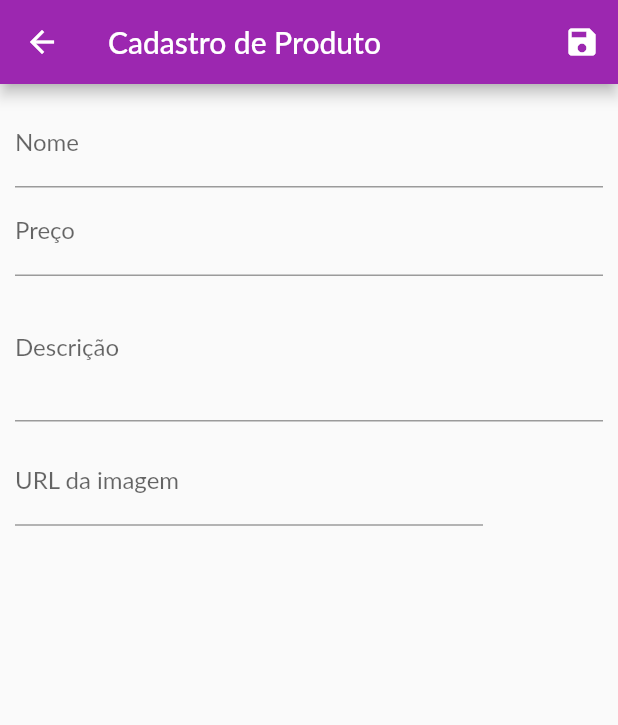
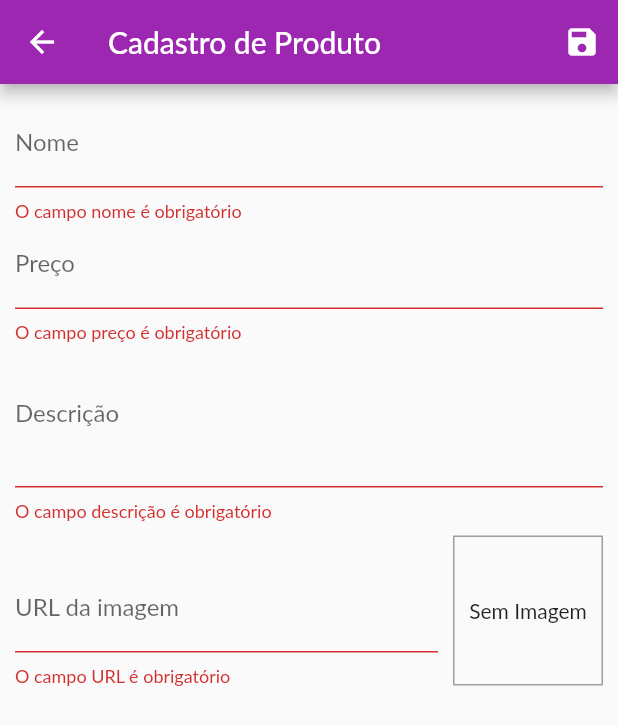
Before and after one commit to Matheus-IT/shop_app, a Flutter app: the ProductPage screen opened by its route, after a tap on the "save" icon, on a phone screen of 412 x 824 dp. Shown: the top 725 px of the screen. Run offline on Flutter 3.47's test engine with Material 2 defaults, Android fonts, the phone set to English and light mode, and no system bars; network calls fail; Roboto replaces fonts that are missing (Lato).

Commit message:
Aula 2022-07-26

```diff
--- a/lib/pages/product_page/product_page.dart
+++ b/lib/pages/product_page/product_page.dart
@@ -1,54 +1,150 @@
 import 'package:flutter/material.dart';
 
-class ProductPage extends StatelessWidget {
+class ProductPage extends StatefulWidget {
   const ProductPage({Key? key}) : super(key: key);
 
   @override
+  State<ProductPage> createState() => _ProductPageState();
+}
+
+class _ProductPageState extends State<ProductPage> {
+  final _formKey = GlobalKey<FormState>();
+
+  final _nameController = TextEditingController();
+  final _descController = TextEditingController();
+  final _priceController = TextEditingController();
+  final _urlController = TextEditingController();
+
+  void _submit() {
+    if (_formKey.currentState?.validate() != true) {
+      return;
+    }
+
+    final productData = Map<String, dynamic>();
+    final productData1 = <String, dynamic>{};
+  }
+
+  String? _textFieldValidator(String? text, String fieldName, int minLength) {
+    text = text ?? '';
+
+    if (text.isEmpty) {
+      return 'O campo $fieldName é obrigatório';
+    }
+    if (text.length < minLength) {
+      return 'O campo $fieldName deve possuir pelo menos $minLength caracteres';
+    }
+    return null;
+  }
+
+  String? _priceFieldValidator(String? text) {
+    text = text ?? '';
+    if (text.isEmpty) {
+      return 'O campo preço é obrigatório';
+    }
+
+    text = text.replaceFirst(',', '.');
+    final price = double.tryParse(text);
+    if ((price == null) || (price < 0.0)) {
+      return 'Preço inválido';
+    }
+
+    return null;
+  }
+
+  String? _urlFieldValidator(String? text) {
+    text = text ?? '';
+    if (text.isEmpty) {
+      return 'O campo URL é obrigatório';
+    }
+    final url = Uri.tryParse(text);
+    if (url == null) {
+      return 'A URL é inválida';
+    }
+
+    const validTypes = ['jpg', 'jpeg', 'png'];
+    final urlText = url.toString().toLowerCase();
+
+    if (!validTypes.any((extension) => urlText.endsWith(extension))) {
+      return 'O tipo de imagem é inválido';
+    }
+
+    return null;
+  }
+
+  @override
   Widget build(BuildContext context) {
+    debugPrint('***** build()');
+
     return Scaffold(
       appBar: AppBar(
         title: const Text('Cadastro de Produto'),
         actions: [
           IconButton(
-            onPressed: () {},
+            onPressed: _submit,
             icon: const Icon(Icons.save),
           ),
         ],
       ),
       body: Form(
+        key: _formKey,
         child: ListView(
           padding: const EdgeInsets.all(10.0),
           children: [
             TextFormField(
+              controller: _nameController,
               decoration: const InputDecoration(labelText: 'Nome'),
               keyboardType: TextInputType.text,
               textInputAction: TextInputAction.next,
+              validator: (name) => _textFieldValidator(name, 'nome', 4),
             ),
             TextFormField(
+              controller: _priceController,
               decoration: const InputDecoration(labelText: 'Preço'),
               keyboardType: const TextInputType.numberWithOptions(
                 decimal: true,
               ),
               textInputAction: TextInputAction.next,
+              validator: _priceFieldValidator,
             ),
             TextFormField(
+              controller: _descController,
               decoration: const InputDecoration(labelText: 'Descrição'),
               maxLines: 3,
               keyboardType: TextInputType.multiline,
               textInputAction: TextInputAction.next,
+              validator: (desc) => _textFieldValidator(desc, 'descrição', 10),
             ),
             Row(
+              crossAxisAlignment: CrossAxisAlignment.end,
               children: [
                 Expanded(
                   child: TextFormField(
+                    controller: _urlController,
                     decoration:
                         const InputDecoration(labelText: 'URL da imagem'),
                     keyboardType: TextInputType.url,
+                    onChanged: (url) {
+                      setState(() {});
+                    },
+                    validator: _urlFieldValidator,
                   ),
                 ),
                 Container(
-                  height: 80.0,
-                  width: 80.0,
+                  height: 100.0,
+                  width: 100.0,
+                  margin: const EdgeInsets.only(
+                    top: 10.0,
+                    left: 10.0,
+                  ),
+                  decoration: BoxDecoration(
+                    border: Border.all(
+                      color: Colors.grey,
+                    ),
+                  ),
+                  alignment: Alignment.center,
+                  child: _urlFieldValidator(_urlController.text) == null
+                      ? Image.network(_urlController.text)
+                      : const Text('Sem Imagem'),
                 ),
               ],
             ),
--- a/lib/providers/product_provider.dart
+++ b/lib/providers/product_provider.dart
@@ -7,4 +7,6 @@ class ProductProvider extends ChangeNotifier {
   final List<ProductModel> _products = [...dummyData];
 
   List<ProductModel> get items => _products;
+
+  void addProduct(Map<String, dynamic> data) {}
 }
--- a/script.txt
+++ b/script.txt
@@ -88,7 +88,7 @@ x 18. Melhoramentos
 
 19. Gerenciamento de produtos
   - Criar ProductManagerPage
-  - Criar rota '/products'
+  - Criar rota '/productManager'
   - Adicionar item 'Gerenciar Produtos' no AppDrawer
   - Adicional AppDrawer em ProductManagerPage
   - Criar lista de produtos com ListView e ListTile
@@ -96,3 +96,10 @@ x 18. Melhoramentos
     . botão de edição
     . botão de remoção
   - Criar ação de criar produto no AppBar
+
+20. Cadastro/Alteração de Produtos
+  - Criar ProductPage
+  - Criar rota '/productForm'
+  - Criar formulário de edição
+  - Inserir controle de foco
+  - Dispose focus objects
```
